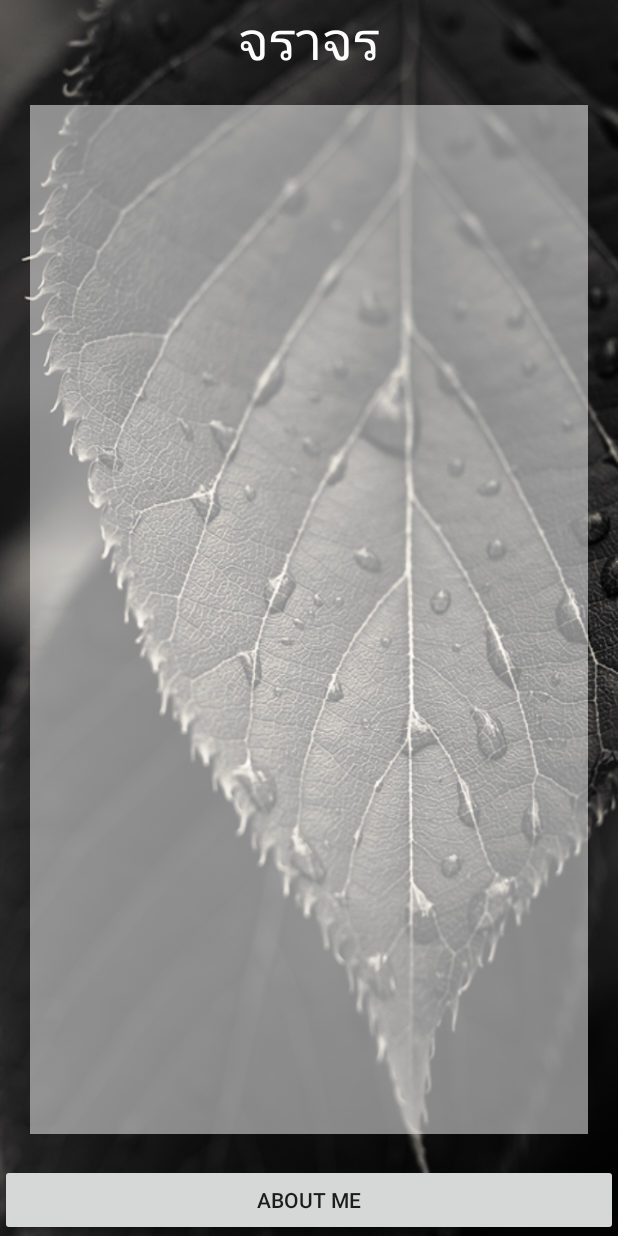
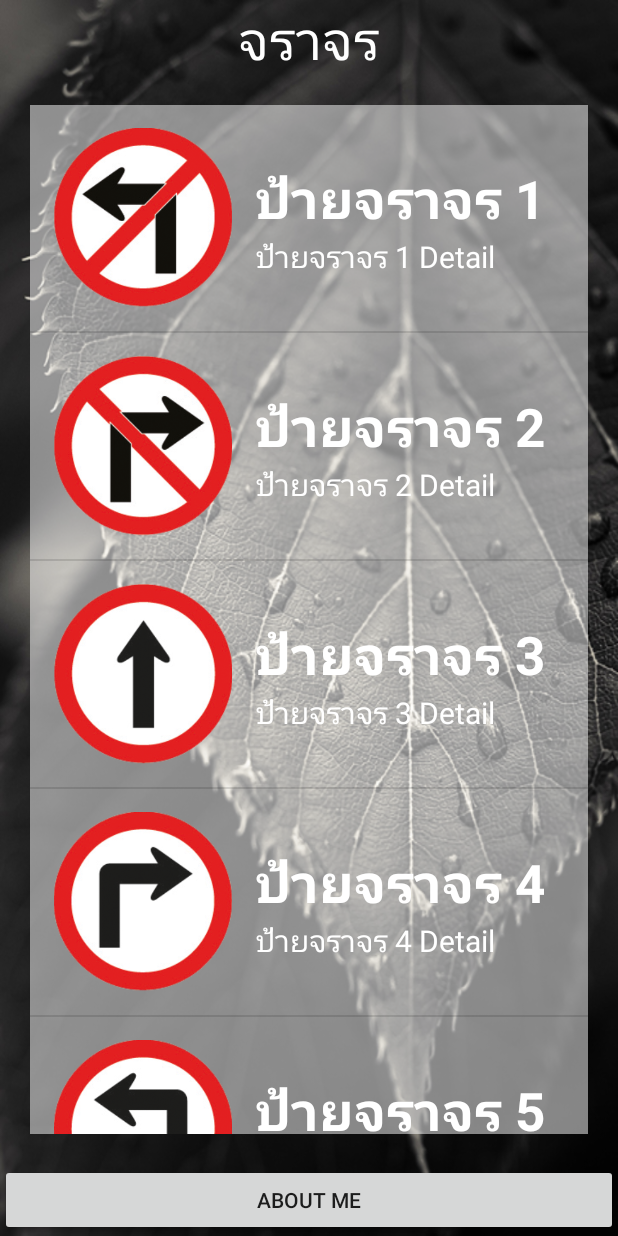
Before and after one commit to masterUNG/EpsonTraffic, an Android app: the screen it shows after launch (MainActivity), on a phone screen of 412 x 824 dp. Run offline under Robolectric (Android 15) with nearby library versions, the phone set to English and light mode, and no system bars.

Commit message:
Create ListView Finish

```diff
--- a/app/src/main/java/appewtc/masterung/epsontraffic/MainActivity.java
+++ b/app/src/main/java/appewtc/masterung/epsontraffic/MainActivity.java
@@ -27,7 +27,45 @@ public class MainActivity extends AppCompatActivity {
         //Button Controller
         buttonController();
 
+        //Create ListView
+        createListView();
+
     }   // Main Method
+
+    private void createListView() {
+
+        //Setup Source of Image
+        int[] iconInts = new int[20];
+        iconInts[0] = R.drawable.traffic_01;
+        iconInts[1] = R.drawable.traffic_02;
+        iconInts[2] = R.drawable.traffic_03;
+        iconInts[3] = R.drawable.traffic_04;
+        iconInts[4] = R.drawable.traffic_05;
+        iconInts[5] = R.drawable.traffic_06;
+        iconInts[6] = R.drawable.traffic_07;
+        iconInts[7] = R.drawable.traffic_08;
+        iconInts[8] = R.drawable.traffic_09;
+        iconInts[9] = R.drawable.traffic_10;
+        iconInts[10] = R.drawable.traffic_11;
+        iconInts[11] = R.drawable.traffic_12;
+        iconInts[12] = R.drawable.traffic_13;
+        iconInts[13] = R.drawable.traffic_14;
+        iconInts[14] = R.drawable.traffic_15;
+        iconInts[15] = R.drawable.traffic_16;
+        iconInts[16] = R.drawable.traffic_17;
+        iconInts[17] = R.drawable.traffic_18;
+        iconInts[18] = R.drawable.traffic_19;
+        iconInts[19] = R.drawable.traffic_20;
+
+        String[] title1Strings = getResources().getStringArray(R.array.title1);
+
+        String[] title2Strings = getResources().getStringArray(R.array.title2);
+
+        MyAdapter objMyAdapter = new MyAdapter(MainActivity.this, iconInts, title1Strings, title2Strings);
+
+        trafficListView.setAdapter(objMyAdapter);
+
+    }
 
     private void buttonController() {
 
--- /dev/null
+++ b/app/src/main/java/appewtc/masterung/epsontraffic/MyAdapter.java
@@ -0,0 +1,63 @@
+package appewtc.masterung.epsontraffic;
+
+import android.content.Context;
+import android.view.LayoutInflater;
+import android.view.View;
+import android.view.ViewGroup;
+import android.widget.BaseAdapter;
+import android.widget.ImageView;
+import android.widget.TextView;
+
+/**
+ * Created by masterUNG on 10/16/15 AD.
+ */
+public class MyAdapter extends BaseAdapter{
+
+    //Explicit
+    private Context objContext;
+    private int[] iconInts;
+    private String[] title1Strings, title2Strings;
+
+    public MyAdapter(Context objContext, int[] iconInts, String[] title1Strings, String[] title2Strings) {
+        this.objContext = objContext;
+        this.iconInts = iconInts;
+        this.title1Strings = title1Strings;
+        this.title2Strings = title2Strings;
+    }
+
+    @Override
+    public int getCount() {
+        return title1Strings.length;
+    }
+
+    @Override
+    public Object getItem(int i) {
+        return null;
+    }
+
+    @Override
+    public long getItemId(int i) {
+        return 0;
+    }
+
+    @Override
+    public View getView(int i, View view, ViewGroup viewGroup) {
+
+        LayoutInflater objLayoutInflater = (LayoutInflater) objContext.getSystemService(Context.LAYOUT_INFLATER_SERVICE);
+        View objView1 = objLayoutInflater.inflate(R.layout.traffic_listview, viewGroup, false);
+
+        //Setup For ICON
+        ImageView iconImageView = (ImageView) objView1.findViewById(R.id.imvIcon);
+        iconImageView.setImageResource(iconInts[i]);
+
+        //Setup For Title1
+        TextView title1TextView = (TextView) objView1.findViewById(R.id.txtTitle1);
+        title1TextView.setText(title1Strings[i]);
+
+        //Setup For Title2
+        TextView title2TextView = (TextView) objView1.findViewById(R.id.txtTitle2);
+        title2TextView.setText(title2Strings[i]);
+
+        return objView1;
+    }
+}   // Main Class
--- /dev/null
+++ b/app/src/main/res/layout/traffic_listview.xml
@@ -0,0 +1,35 @@
+<?xml version="1.0" encoding="utf-8"?>
+<LinearLayout xmlns:android="http://schemas.android.com/apk/res/android"
+    android:orientation="horizontal" android:layout_width="match_parent"
+    android:layout_height="wrap_content">
+
+    <ImageView
+        android:layout_width="@dimen/icon"
+        android:layout_height="@dimen/icon"
+        android:id="@+id/imvIcon"
+        android:layout_margin="15dp" />
+
+    <LinearLayout
+        android:orientation="vertical"
+        android:layout_width="match_parent"
+        android:layout_height="match_parent"
+        android:gravity="center_vertical">
+
+        <TextView
+            android:layout_width="wrap_content"
+            android:layout_height="wrap_content"
+            android:text="New Text"
+            android:id="@+id/txtTitle1"
+            android:textSize="@dimen/h1"
+            android:textStyle="bold"
+            android:textColor="@color/text1" />
+
+        <TextView
+            android:layout_width="wrap_content"
+            android:layout_height="wrap_content"
+            android:text="New Text"
+            android:id="@+id/txtTitle2"
+            android:textSize="@dimen/h2"
+            android:textColor="@color/text1" />
+    </LinearLayout>
+</LinearLayout>
--- a/app/src/main/res/values/dimens.xml
+++ b/app/src/main/res/values/dimens.xml
@@ -3,4 +3,11 @@
     <dimen name="activity_horizontal_margin">16dp</dimen>
     <dimen name="activity_vertical_margin">16dp</dimen>
     <dimen name="h1">35sp</dimen>
+    <dimen name="h2">20sp</dimen>
+    <dimen name="icon">120dp</dimen>
+    <dimen name="image">240dp</dimen>
+    <dimen name="content">280dp</dimen>
+
+
+
 </resources>
--- /dev/null
+++ b/app/src/main/res/values/my_data.xml
@@ -0,0 +1,54 @@
+<?xml version="1.0" encoding="utf-8"?>
+<resources>
+
+    <string-array name="title1">
+
+        <item>ป้ายจราจร 1</item>
+        <item>ป้ายจราจร 2</item>
+        <item>ป้ายจราจร 3</item>
+        <item>ป้ายจราจร 4</item>
+        <item>ป้ายจราจร 5</item>
+        <item>ป้ายจราจร 6</item>
+        <item>ป้ายจราจร 7</item>
+        <item>ป้ายจราจร 8</item>
+        <item>ป้ายจราจร 9</item>
+        <item>ป้ายจราจร 10</item>
+        <item>ป้ายจราจร 11</item>
+        <item>ป้ายจราจร 12</item>
+        <item>ป้ายจราจร 13</item>
+        <item>ป้ายจราจร 14</item>
+        <item>ป้ายจราจร 15</item>
+        <item>ป้ายจราจร 16</item>
+        <item>ป้ายจราจร 17</item>
+        <item>ป้ายจราจร 18</item>
+        <item>ป้ายจราจร 19</item>
+        <item>ป้ายจราจร 20</item>
+
+    </string-array>
+
+    <string-array name="title2">
+
+        <item>ป้ายจราจร 1 Detail</item>
+        <item>ป้ายจราจร 2 Detail</item>
+        <item>ป้ายจราจร 3 Detail</item>
+        <item>ป้ายจราจร 4 Detail</item>
+        <item>ป้ายจราจร 5 Detail</item>
+        <item>ป้ายจราจร 6 Detail</item>
+        <item>ป้ายจราจร 7 Detail</item>
+        <item>ป้ายจราจร 8 Detail</item>
+        <item>ป้ายจราจร 9 Detail</item>
+        <item>ป้ายจราจร 10 Detail</item>
+        <item>ป้ายจราจร 11 Detail</item>
+        <item>ป้ายจราจร 12 Detail</item>
+        <item>ป้ายจราจร 13 Detail</item>
+        <item>ป้ายจราจร 14 Detail</item>
+        <item>ป้ายจราจร 15 Detail</item>
+        <item>ป้ายจราจร 16 Detail</item>
+        <item>ป้ายจราจร 17 Detail</item>
+        <item>ป้ายจราจร 18 Detail</item>
+        <item>ป้ายจราจร 19 Detail</item>
+        <item>ป้ายจราจร 20 Detail</item>
+
+    </string-array>
+
+</resources>
```
